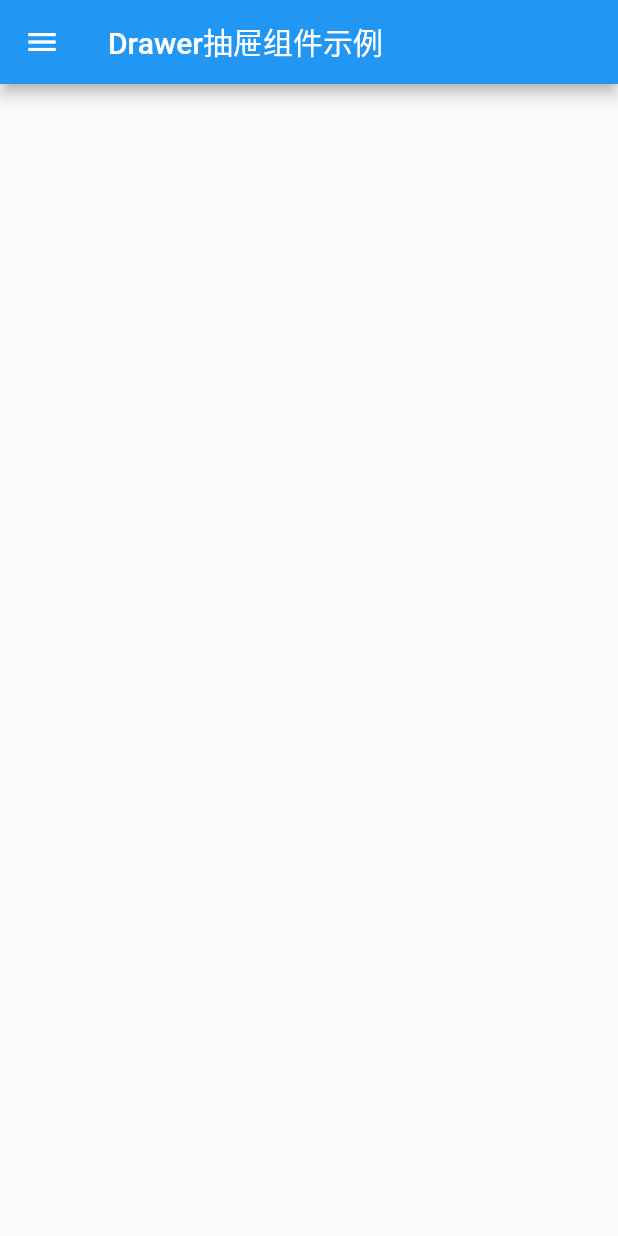
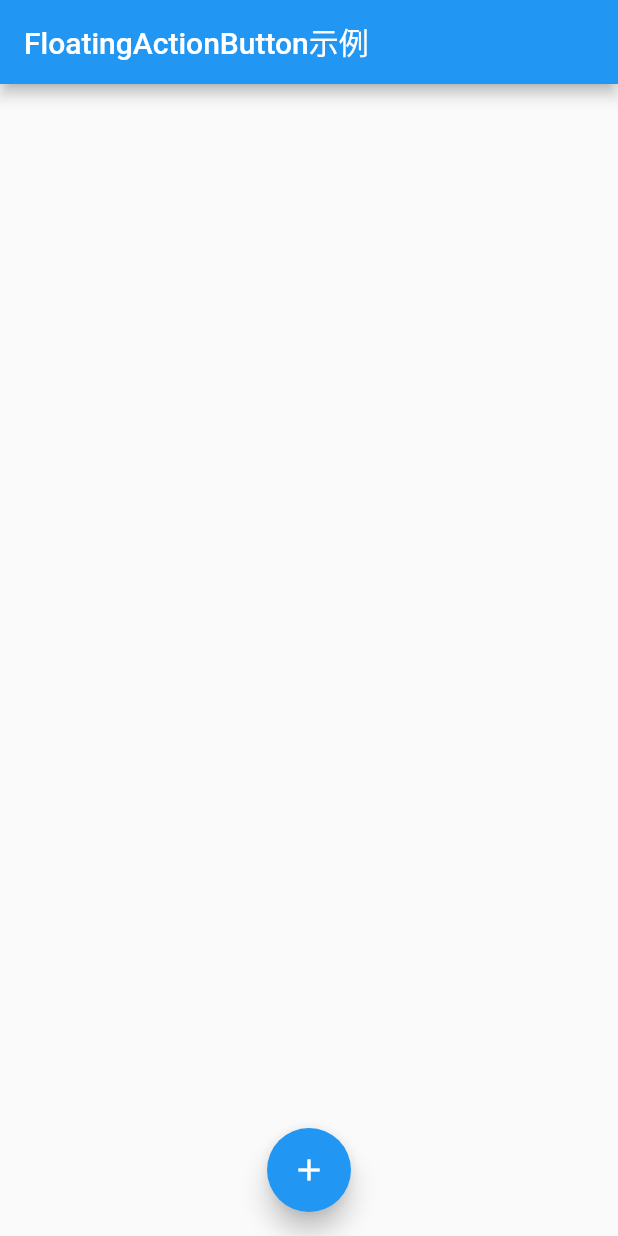
Before and after one commit to YJWWZHANG/flutter_app, a Flutter app: the screen it shows after launch, on a phone screen of 412 x 824 dp. Run offline on Flutter 3.47's test engine with Material 2 defaults, Android fonts, the phone set to English and light mode, and no system bars.

Commit message:
FloatingActionButton示例

```diff
--- a/lib/main.dart
+++ b/lib/main.dart
@@ -2,49 +2,38 @@ import 'package:flutter/material.dart';
 
 void main() => runApp(
   MaterialApp(
-    title: "Drawer抽屉组件示例",
-    home: LayoutDemo(),
+    title: "FloatingActionButton示例",
+    home: Scaffold(
+      appBar: AppBar(
+        title: Text("FloatingActionButton示例"),
+      ),
+      body: Center(
+        child: Text(
+          "",
+          style: TextStyle(fontSize: 28.0),
+        ),
+      ),
+      floatingActionButton: Builder(
+        builder: (BuildContext context){
+          return FloatingActionButton(
+            child: Icon(Icons.add),
+            tooltip: "请点击FloatingActionButton",
+            foregroundColor: Colors.white,
+            backgroundColor: Colors.blue,
+            elevation: 7.0,
+            highlightElevation: 14.0,
+            onPressed: () {
+              Scaffold.of(context).showSnackBar(
+                SnackBar(content: Text("你点击了FloatingActionButton"))
+              );
+            },
+            mini: false,
+            shape: CircleBorder(),
+            isExtended: false,
+          );
+        },
+      ),
+      floatingActionButtonLocation: FloatingActionButtonLocation.centerFloat,
+    )
   )
 );
-
-class LayoutDemo extends StatelessWidget {
-  @override
-  Widget build(BuildContext context) {
-    return Scaffold(
-      appBar: AppBar(
-        title: Text("Drawer抽屉组件示例"),
-      ),
-      drawer: Drawer(
-        child: ListView(
-          children: <Widget>[
-            UserAccountsDrawerHeader(
-              accountName: Text("示例"),
-              accountEmail: Text("123@qq.com"),
-              currentAccountPicture: CircleAvatar(
-                backgroundImage: AssetImage("images/1.jpeg"),
-              ),
-              onDetailsPressed: () {},
-              otherAccountsPictures: <Widget>[
-                Container(
-                  child: Image.asset("images/1.jpeg"),
-                )
-              ],
-            ),
-            ListTile(
-              leading: CircleAvatar(child: Icon(Icons.color_lens)),
-              title: Text("个性装扮"),
-            ),
-            ListTile(
-              leading: CircleAvatar(child: Icon(Icons.phone)),
-              title: Text("我的相册"),
-            ),
-            ListTile(
-              leading: CircleAvatar(child: Icon(Icons.wifi)),
-              title: Text("免流量特权"),
-            ),
-          ],
-        ),
-      ),
-    );
-  }
-}
```
